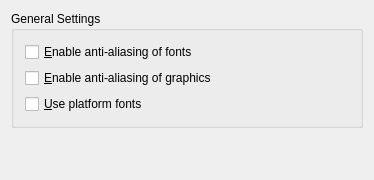
Qt form generators/spectre/conf/gssettingswidget.ui (KDE/okular) before a commit.
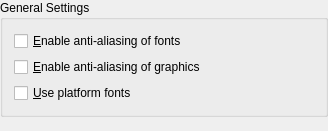
The same form after that commit.

Diff of the .ui file:
```diff
--- a/generators/spectre/conf/gssettingswidget.ui
+++ b/generators/spectre/conf/gssettingswidget.ui
@@ -5,11 +5,23 @@
    <rect>
     <x>0</x>
     <y>0</y>
-    <width>370</width>
-    <height>180</height>
+    <width>328</width>
+    <height>131</height>
    </rect>
   </property>
   <layout class="QVBoxLayout" >
+   <property name="leftMargin" >
+    <number>0</number>
+   </property>
+   <property name="topMargin" >
+    <number>0</number>
+   </property>
+   <property name="rightMargin" >
+    <number>0</number>
+   </property>
+   <property name="bottomMargin" >
+    <number>0</number>
+   </property>
    <item>
     <widget class="QGroupBox" name="groupBox" >
      <property name="title" >
@@ -56,8 +68,8 @@
      </property>
      <property name="sizeHint" >
       <size>
-       <width>352</width>
-       <height>20</height>
+       <width>10</width>
+       <height>5</height>
       </size>
      </property>
     </spacer>
```
